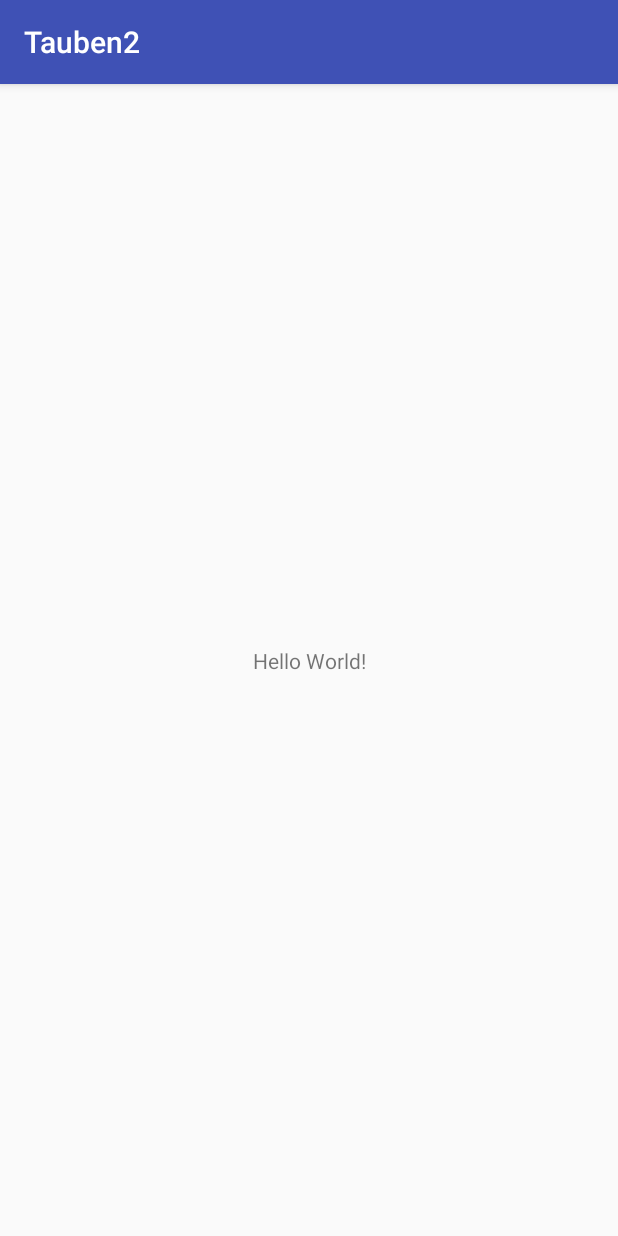
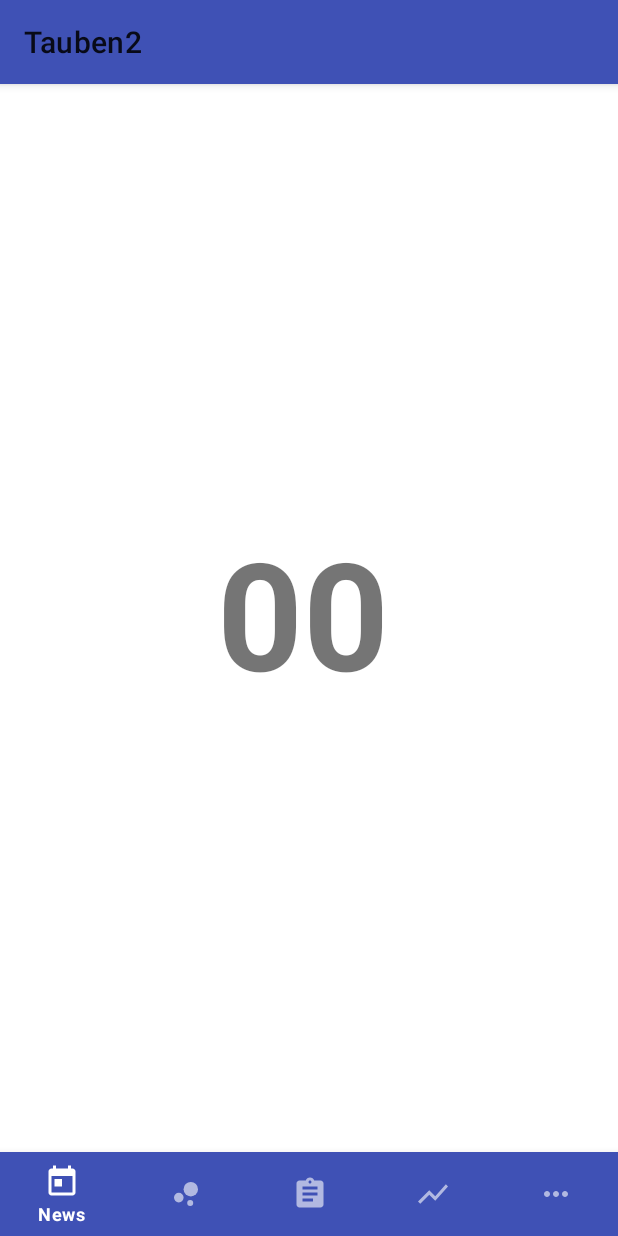
Before and after one commit to netzwerk-taubenrettung-hannover-e-v/TaubenSOS, an Android app: the screen it shows after launch (MainActivity), on a phone screen of 412 x 824 dp. Run offline under Robolectric (Android 15) with nearby library versions, the phone set to English and light mode, and no system bars.

Commit message:
Rebased with Developer Branch

```diff
--- a/android/application/app/src/main/res/layout/activity_main.xml
+++ b/android/application/app/src/main/res/layout/activity_main.xml
@@ -7,13 +7,27 @@
     android:layout_height="match_parent"
     tools:context=".view.MainActivity">
 
-    <TextView
-        android:layout_width="wrap_content"
+    <fragment android:name="de.unihannover.se.tauben2.view.NewsFragment"
+        android:id="@+id/main_fragment"
+        android:layout_weight="1"
+        android:layout_width="0dp"
+        android:layout_height="0dp"
+        android:layout_marginTop="8dp"
+        app:layout_constraintTop_toTopOf="parent" android:layout_marginEnd="8dp"
+        app:layout_constraintEnd_toEndOf="parent" android:layout_marginStart="8dp"
+        app:layout_constraintStart_toStartOf="parent" android:layout_marginBottom="8dp"
+        app:layout_constraintBottom_toTopOf="@+id/bottom_navigation"/>
+
+    <com.google.android.material.bottomnavigation.BottomNavigationView
+        android:id="@+id/bottom_navigation"
+        android:layout_width="match_parent"
         android:layout_height="wrap_content"
-        android:text="Hello World!"
+        android:layout_gravity="bottom"
         app:layout_constraintBottom_toBottomOf="parent"
-        app:layout_constraintLeft_toLeftOf="parent"
-        app:layout_constraintRight_toRightOf="parent"
-        app:layout_constraintTop_toTopOf="parent" />
+        app:layout_constraintStart_toStartOf="parent"
+        app:layout_constraintEnd_toEndOf="parent"
+        app:menu="@menu/bottom_bar"
+        style="@style/Widget.MaterialComponents.BottomNavigationView.Colored"
+        />
 
 </androidx.constraintlayout.widget.ConstraintLayout>
--- a/android/application/app/src/main/res/values/styles.xml
+++ b/android/application/app/src/main/res/values/styles.xml
@@ -1,7 +1,7 @@
 <resources>
 
     <!-- Base application theme. -->
-    <style name="AppTheme" parent="Theme.AppCompat.Light.DarkActionBar">
+    <style name="AppTheme" parent="Theme.MaterialComponents.Light">
         <!-- Customize your theme here. -->
         <item name="colorPrimary">@color/colorPrimary</item>
         <item name="colorPrimaryDark">@color/colorPrimaryDark</item>
```
Also changed, not shown: android/application/app/src/main/java/de/unihannover/se/tauben2/view/MainActivity.kt (+24 -0 lines).
